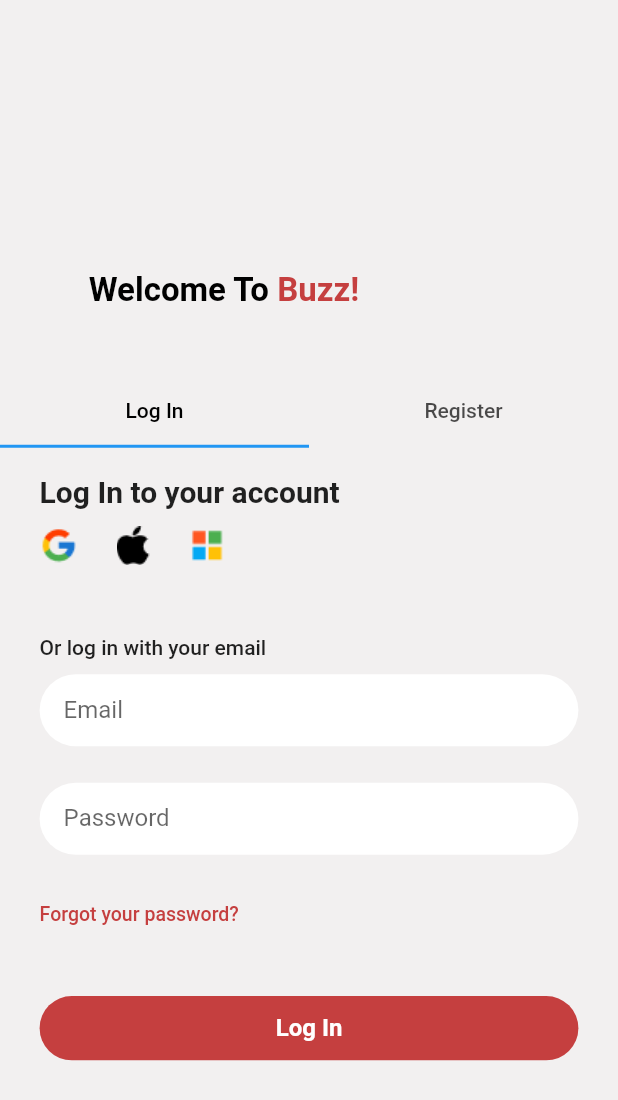
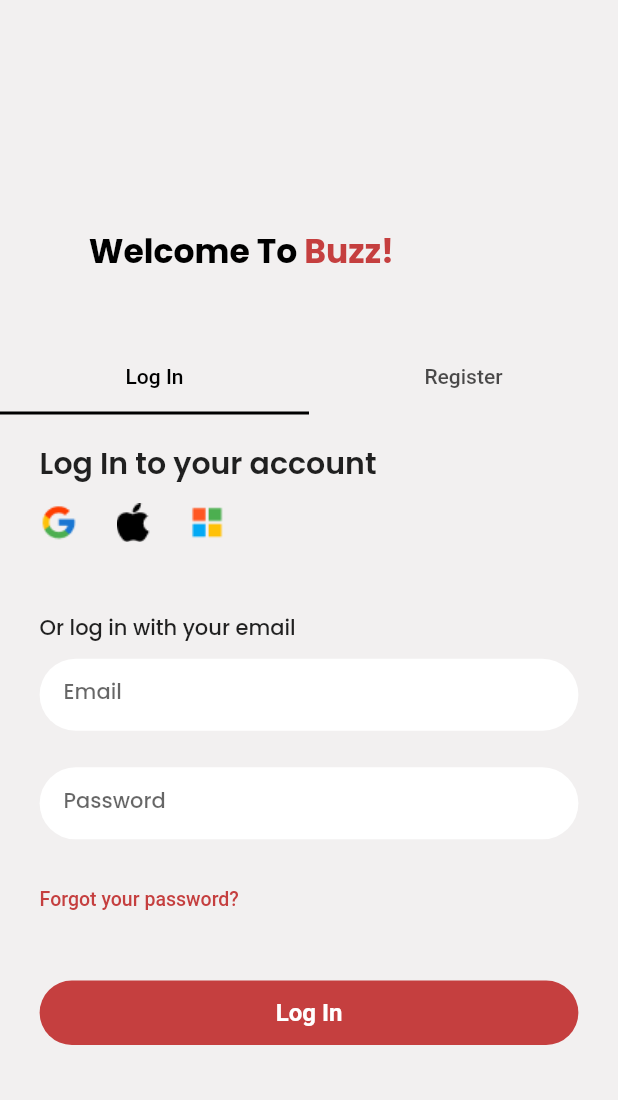
Before and after one commit to AkinAkinbobola/Buzz, a Flutter app: the OnboardingScreen screen opened directly, after a tap on "Skip", on a phone screen of 412 x 824 dp. Shown: the top 1100 px of the screen. Run offline on Flutter 3.47's test engine with Material 2 defaults, Android fonts, the phone set to English and light mode, and no system bars; our stand-ins replace flutter_spinkit, flutter_svg, google_fonts, pinput.

Commit message:
Add Updated Login and Register

```diff
--- a/lib/login_register.dart
+++ b/lib/login_register.dart
@@ -2,6 +2,7 @@ import 'package:buzz/constant.dart';
 import 'package:buzz/size_config.dart';
 import 'package:flutter/material.dart';
 import 'package:flutter_svg/flutter_svg.dart';
+import 'package:google_fonts/google_fonts.dart';
 
 import 'form_button.dart';
 
@@ -35,14 +36,14 @@ class _LoginRegisterScreenState extends State<LoginRegisterScreen>
         crossAxisAlignment: CrossAxisAlignment.start,
         children: [
           SizedBox(
-            height: getProportionateScreenHeight(185),
+            height: getProportionateScreenHeight(155),
           ),
           Padding(
             padding: EdgeInsets.only(left: getProportionateScreenWidth(56)),
             child: RichText(
-              text: const TextSpan(
+              text: TextSpan(
                 text: "Welcome To ",
-                style: TextStyle(
+                style: GoogleFonts.poppins(
                   color: black,
                   fontSize: 22,
                   fontWeight: FontWeight.w700,
@@ -50,7 +51,7 @@ class _LoginRegisterScreenState extends State<LoginRegisterScreen>
                 children: [
                   TextSpan(
                     text: "Buzz!",
-                    style: TextStyle(
+                    style: GoogleFonts.poppins(
                       color: darkOrange,
                       fontSize: 22,
                       fontWeight: FontWeight.w700,
@@ -64,6 +65,7 @@ class _LoginRegisterScreenState extends State<LoginRegisterScreen>
           TabBar(
             labelColor: black,
             controller: _tabController,
+            indicatorColor: Colors.black,
             tabs: [
               const Tab(
                 text: 'Log In',
@@ -100,11 +102,11 @@ class LoginForm extends StatelessWidget {
           crossAxisAlignment: CrossAxisAlignment.start,
           children: [
             SizedBox(height: getProportionateScreenHeight(18)),
-            const Text(
+            Text(
               "Log In to your account",
-              style: TextStyle(
+              style: GoogleFonts.poppins(
                 fontSize: 20,
-                fontWeight: FontWeight.w700,
+                fontWeight: FontWeight.w600,
               ),
             ),
             SizedBox(height: getProportionateScreenHeight(12)),
@@ -118,23 +120,31 @@ class LoginForm extends StatelessWidget {
               ],
             ),
             SizedBox(height: getProportionateScreenHeight(48)),
-            const Text(
+            Text(
               'Or log in with your email',
-              style: TextStyle(
+              style: GoogleFonts.poppins(
                 fontSize: 14,
                 fontWeight: FontWeight.w500,
               ),
             ),
             SizedBox(height: getProportionateScreenHeight(10)),
             TextFormField(
-              decoration: const InputDecoration(
+              decoration: InputDecoration(
                 labelText: 'Email',
+                labelStyle: GoogleFonts.poppins(
+                  fontWeight: FontWeight.w500,
+                  fontSize: 14,
+                ),
               ),
             ),
             SizedBox(height: getProportionateScreenHeight(25)),
             TextFormField(
-              decoration: const InputDecoration(
+              decoration: InputDecoration(
                 labelText: 'Password',
+                labelStyle: GoogleFonts.poppins(
+                  fontWeight: FontWeight.w500,
+                  fontSize: 14,
+                ),
               ),
               obscureText: true,
             ),
@@ -171,11 +181,11 @@ class RegisterForm extends StatelessWidget {
           crossAxisAlignment: CrossAxisAlignment.start,
           children: [
             SizedBox(height: getProportionateScreenHeight(18)),
-            const Text(
-              "Log In to your account",
-              style: TextStyle(
+            Text(
+              "Create an account",
+              style: GoogleFonts.poppins(
+                fontWeight: FontWeight.w600,
                 fontSize: 20,
-                fontWeight: FontWeight.w700,
               ),
             ),
             SizedBox(height: getProportionateScreenHeight(12)),
@@ -188,33 +198,45 @@ class RegisterForm extends StatelessWidget {
                 Image.asset('assets/login_register/microsoft.png'),
               ],
             ),
-            SizedBox(height: getProportionateScreenHeight(30)),
-            const Text(
+            SizedBox(height: getProportionateScreenHeight(48)),
+            Text(
               'Or register with your email',
-              style: TextStyle(
+              style: GoogleFonts.poppins(
                 fontSize: 14,
                 fontWeight: FontWeight.w500,
+                color: Color(0xFF000000),
               ),
             ),
             SizedBox(height: getProportionateScreenHeight(10)),
             TextFormField(
-              decoration: const InputDecoration(
+              decoration: InputDecoration(
                 labelText: 'Email',
+                labelStyle: GoogleFonts.poppins(
+                  fontWeight: FontWeight.w500,
+                  fontSize: 14,
+                ),
               ),
             ),
             SizedBox(height: getProportionateScreenHeight(25)),
             TextFormField(
-              decoration: const InputDecoration(
+              decoration: InputDecoration(
                 labelText: 'Password',
+                labelStyle: GoogleFonts.poppins(
+                  fontWeight: FontWeight.w500,
+                  fontSize: 14,
+                ),
               ),
               obscureText: true,
             ),
             SizedBox(height: getProportionateScreenHeight(25)),
             TextFormField(
-              decoration: const InputDecoration(
+              decoration: InputDecoration(
                 labelText: 'Confirm Password',
+                labelStyle: GoogleFonts.poppins(
+                  fontWeight: FontWeight.w500,
+                  fontSize: 14,
+                ),
               ),
-              obscureText: true,
             ),
             SizedBox(height: getProportionateScreenHeight(48)),
             FormButton(
--- a/lib/main.dart
+++ b/lib/main.dart
@@ -1,6 +1,8 @@
 import 'package:buzz/constant.dart';
 import 'package:buzz/onboarding.dart';
 import 'package:buzz/login_register.dart';
+import 'package:buzz/otp.dart';
+import 'package:buzz/splash_screen.dart';
 import 'package:flutter/material.dart';
 
 void main() {
@@ -36,7 +38,7 @@ class _MyAppState extends State<MyApp> {
           ),
         ),
       ),
-      home: LoginRegisterScreen(),
+      home: OTP(),
     );
   }
 }
--- a/lib/onboarding.dart
+++ b/lib/onboarding.dart
@@ -1,9 +1,11 @@
 import 'package:buzz/constant.dart';
 import 'package:buzz/content_model.dart';
 import 'package:buzz/login_register.dart';
+import 'package:buzz/size_config.dart';
 import 'package:flutter/material.dart';
 // ignore: depend_on_referenced_packages
 import 'package:flutter_svg/flutter_svg.dart';
+import 'package:google_fonts/google_fonts.dart';
 
 class OnboardingScreen extends StatefulWidget {
   const OnboardingScreen({super.key});
@@ -29,6 +31,8 @@ class _OnboardingScreenState extends State<OnboardingScreen> {
 
   @override
   Widget build(BuildContext context) {
+    SizeConfig().init(context);
+
     return Scaffold(
       backgroundColor: splashOrange,
       appBar: AppBar(
@@ -42,13 +46,15 @@ class _OnboardingScreenState extends State<OnboardingScreen> {
               onTap: () {
                 Navigator.push(
                   context,
-                  MaterialPageRoute(builder: (context) =>  LoginRegisterScreen()),
+                  MaterialPageRoute(
+                      builder: (context) => LoginRegisterScreen()),
                 );
               },
-              child: const Text(
+              child: Text(
                 'Skip',
-                style: TextStyle(
-                  fontWeight: FontWeight.bold,
+                style: GoogleFonts.inter(
+                  fontWeight: FontWeight.w600,
+                  fontSize: 15,
                 ),
               ),
             ),
@@ -74,30 +80,30 @@ class _OnboardingScreenState extends State<OnboardingScreen> {
                       children: [
                         Image.asset(
                           contents[i].image,
-                          height: 380,
-                          width: 380,
+                          height: getProportionateScreenHeight(380),
+                          width: getProportionateScreenWidth(380),
                         ),
-                        const SizedBox(
-                          height: 16,
+                        SizedBox(
+                          height: getProportionateScreenHeight(30),
                         ),
                         Text(
                           contents[i].title,
-                          style: const TextStyle(
+                          style: GoogleFonts.poppins(
+                            fontWeight: FontWeight.w800,
                             fontSize: 26,
-                            fontWeight: FontWeight.bold,
                           ),
                         ),
-                        const SizedBox(
-                          height: 20,
+                        SizedBox(
+                          height: getProportionateScreenHeight(20),
                         ),
                         SizedBox(
-                          width: 300,
+                          width: getProportionateScreenWidth(250),
                           child: Text(
                             contents[i].description,
                             textAlign: TextAlign.center,
-                            style: const TextStyle(
-                              fontSize: 20,
+                            style: GoogleFonts.poppins(
                               fontWeight: FontWeight.w500,
+                              fontSize: 18,
                             ),
                           ),
                         ),
@@ -113,7 +119,8 @@ class _OnboardingScreenState extends State<OnboardingScreen> {
                 if (currentIndex == contents.length - 1) {
                   Navigator.push(
                     context,
-                    MaterialPageRoute(builder: (context) => LoginRegisterScreen()),
+                    MaterialPageRoute(
+                        builder: (context) => LoginRegisterScreen()),
                   );
                 }
                 _controller.nextPage(
--- a/pubspec.yaml
+++ b/pubspec.yaml
@@ -36,6 +36,8 @@ dependencies:
   # Use with the CupertinoIcons class for iOS style icons.
   cupertino_icons: ^1.0.2
   flutter_spinkit: ^5.2.0
+  pinput: ^2.2.31
+  google_fonts: ^5.0.0
 
 dev_dependencies:
   flutter_test:
```
Also changed, not shown: lib/otp.dart (added, +89 -0 lines), lib/constant.dart (line endings or trailing spaces), pubspec.lock, 5 other files.
